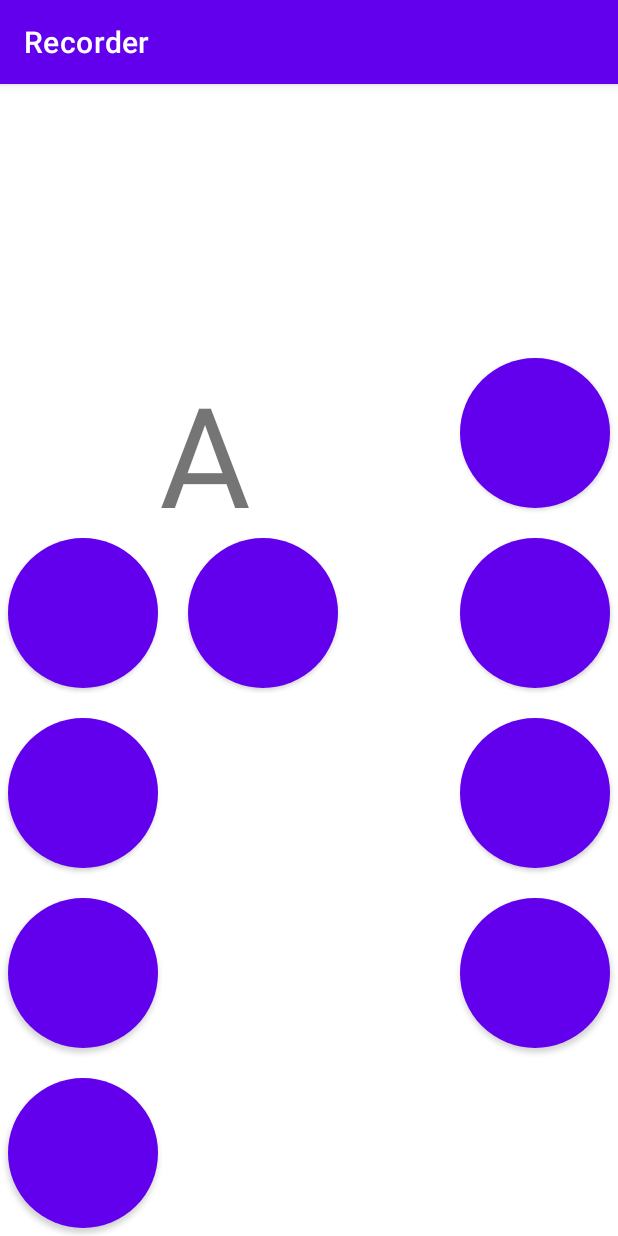
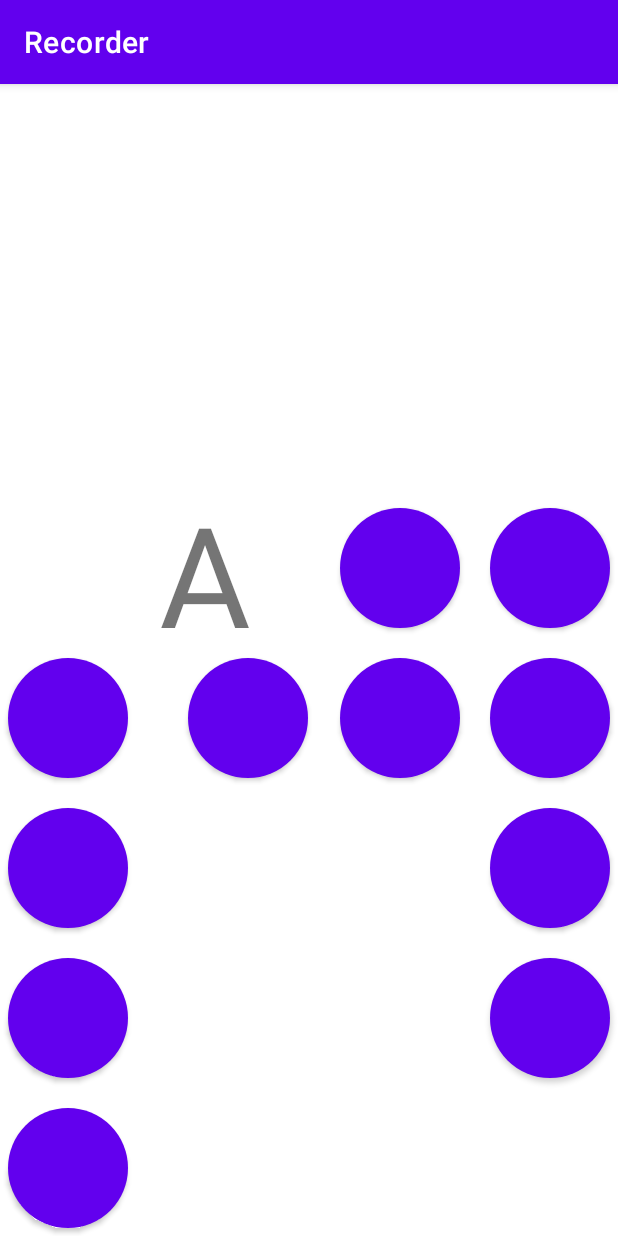
Before and after one commit to sathwik9/RecorderPro, an Android app: the screen it shows after launch (MainActivity), on a phone screen of 412 x 824 dp. Run offline under Robolectric (Android 15) with nearby library versions, the phone set to English and light mode, and no system bars.

Commit message:
added more buttons

```diff
--- a/app/src/main/res/layout/activity_main.xml
+++ b/app/src/main/res/layout/activity_main.xml
@@ -8,8 +8,8 @@
 
     <Button
         android:id="@+id/left1"
-        android:layout_width="100dp"
-        android:layout_height="100dp"
+        android:layout_width="80dp"
+        android:layout_height="80dp"
         android:layout_marginStart="5dp"
         android:layout_marginBottom="5dp"
         android:background="@drawable/circle"
@@ -19,8 +19,8 @@
 
     <Button
         android:id="@+id/left2"
-        android:layout_width="100dp"
-        android:layout_height="100dp"
+        android:layout_width="80dp"
+        android:layout_height="80dp"
         android:layout_marginBottom="20dp"
         android:background="@drawable/circle"
         app:layout_constraintBottom_toTopOf="@id/left1"
@@ -29,8 +29,8 @@
 
     <Button
         android:id="@+id/left3"
-        android:layout_width="100dp"
-        android:layout_height="100dp"
+        android:layout_width="80dp"
+        android:layout_height="80dp"
         android:layout_marginBottom="20dp"
         android:background="@drawable/circle"
         app:layout_constraintBottom_toTopOf="@id/left2"
@@ -39,8 +39,8 @@
 
     <Button
         android:id="@+id/left4"
-        android:layout_width="100dp"
-        android:layout_height="100dp"
+        android:layout_width="80dp"
+        android:layout_height="80dp"
         android:layout_marginBottom="20dp"
         android:background="@drawable/circle"
         app:layout_constraintBottom_toTopOf="@id/left3"
@@ -49,8 +49,8 @@
 
     <Button
         android:id="@+id/left5"
-        android:layout_width="100dp"
-        android:layout_height="100dp"
+        android:layout_width="80dp"
+        android:layout_height="80dp"
         android:layout_marginRight="-120dp"
         android:background="@drawable/circle"
         app:layout_constraintRight_toRightOf="@id/left4"
@@ -59,8 +59,8 @@
 
     <Button
         android:id="@+id/right1"
-        android:layout_width="100dp"
-        android:layout_height="100dp"
+        android:layout_width="80dp"
+        android:layout_height="80dp"
         android:layout_marginRight="5dp"
         android:background="@drawable/circle"
         app:layout_constraintRight_toRightOf="parent"
@@ -69,8 +69,8 @@
 
     <Button
         android:id="@+id/right2"
-        android:layout_width="100dp"
-        android:layout_height="100dp"
+        android:layout_width="80dp"
+        android:layout_height="80dp"
         android:layout_marginBottom="20dp"
         android:background="@drawable/circle"
         app:layout_constraintBottom_toTopOf="@id/right1"
@@ -79,8 +79,8 @@
 
     <Button
         android:id="@+id/right3"
-        android:layout_width="100dp"
-        android:layout_height="100dp"
+        android:layout_width="80dp"
+        android:layout_height="80dp"
         android:layout_marginBottom="20dp"
         android:background="@drawable/circle"
         app:layout_constraintBottom_toTopOf="@id/right2"
@@ -89,12 +89,32 @@
 
     <Button
         android:id="@+id/right4"
-        android:layout_width="100dp"
-        android:layout_height="100dp"
+        android:layout_width="80dp"
+        android:layout_height="80dp"
         android:layout_marginBottom="20dp"
         android:background="@drawable/circle"
         app:layout_constraintBottom_toTopOf="@id/right3"
         app:layout_constraintRight_toRightOf="@id/right3"
+        tools:ignore="SpeakableTextPresentCheck" />
+
+    <Button
+        android:id="@+id/right5"
+        android:layout_width="80dp"
+        android:layout_height="80dp"
+        android:layout_marginRight="20dp"
+        android:background="@drawable/circle"
+        app:layout_constraintTop_toTopOf="@id/right3"
+        app:layout_constraintRight_toLeftOf="@id/right3"
+        tools:ignore="SpeakableTextPresentCheck" />
+
+    <Button
+        android:id="@+id/right6"
+        android:layout_width="80dp"
+        android:layout_height="80dp"
+        android:layout_marginRight="20dp"
+        android:background="@drawable/circle"
+        app:layout_constraintTop_toTopOf="@id/right4"
+        app:layout_constraintRight_toLeftOf="@id/right4"
         tools:ignore="SpeakableTextPresentCheck" />
 
     <TextView
```
